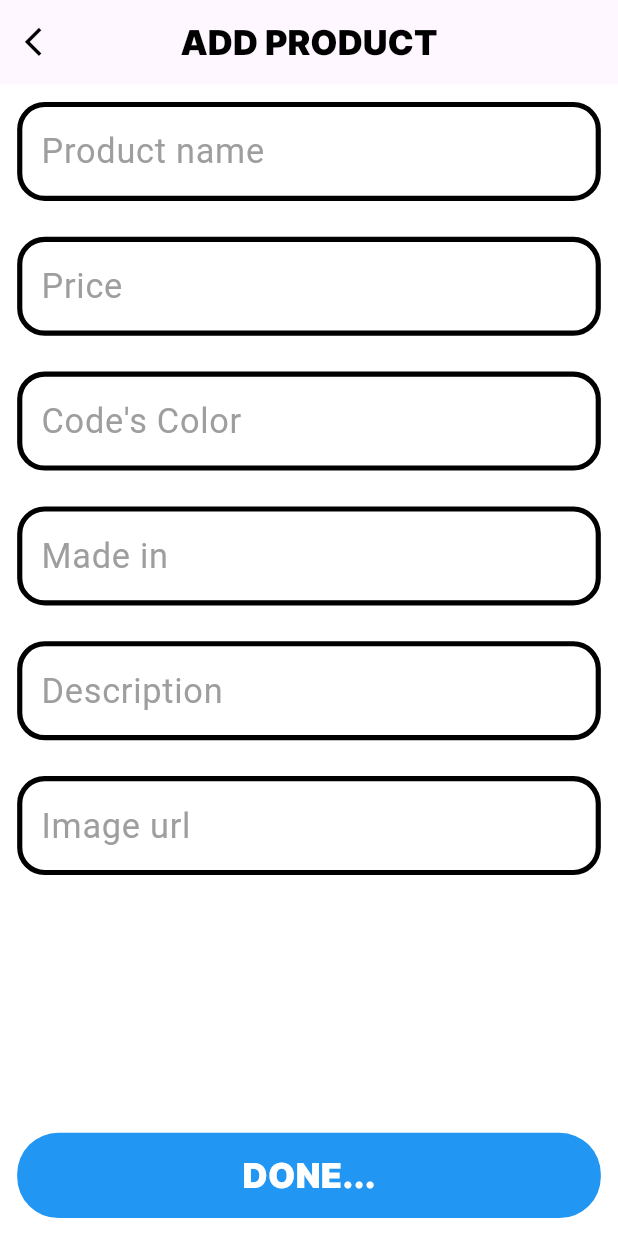
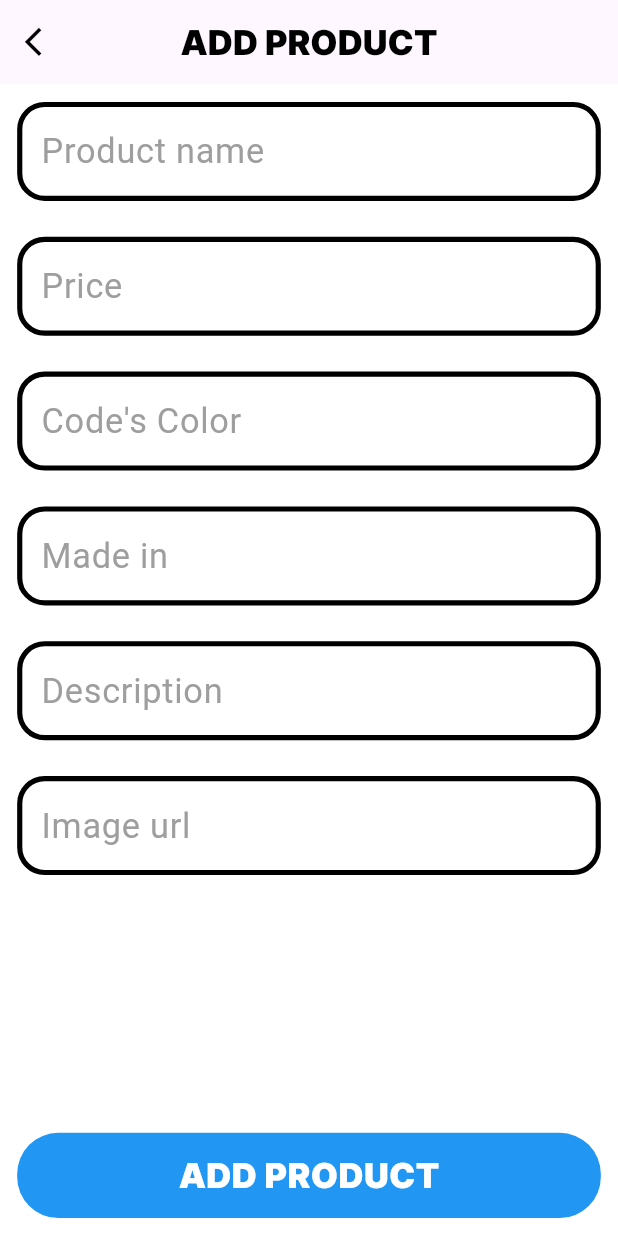
Before and after one commit to Yorq1nnur/najot_talim_nt, a Flutter app: the AddProductScreen screen opened directly with empty values, on a phone screen of 412 x 824 dp. Run offline on Flutter 3.47's test engine with Material 3 defaults, Android fonts, the phone set to English and light mode, and no system bars; drawn by our look-alikes of zoom_tap_animation; our stand-ins replace flutter_screenutil; network calls fail.

```diff
--- a/lib/screens/add_product_screen/add_product_screen.dart
+++ b/lib/screens/add_product_screen/add_product_screen.dart
@@ -9,8 +9,9 @@ import 'package:najot_talim_nt/utils/styles/app_text_style.dart';
 import 'package:zoom_tap_animation/zoom_tap_animation.dart';
 
 class AddProductScreen extends StatefulWidget {
-  const AddProductScreen({super.key, required this.productModel});
+  const AddProductScreen({super.key, required this.productModel, required this.onSet});
   final ProductModel productModel;
+  final VoidCallback onSet;
 
   @override
   State<AddProductScreen> createState() => _AddProductScreenState();
@@ -27,7 +28,7 @@ class _AddProductScreenState extends State<AddProductScreen> {
   @override
   Widget build(BuildContext context) {
     return AnnotatedRegion(
-      value: SystemUiOverlayStyle(
+      value: const SystemUiOverlayStyle(
         statusBarColor: AppColors.transparent,
       ),
       child: Scaffold(
@@ -152,10 +153,10 @@ class _AddProductScreenState extends State<AddProductScreen> {
                   );
 
                   await productRepo.addProduct(productModel);
-                  setState(() {});
                   Future.delayed(
                     const Duration(seconds: 1),
                         () {
+                          widget.onSet.call();
                       Navigator.pop(context);
                     },
                   );
@@ -174,7 +175,7 @@ class _AddProductScreenState extends State<AddProductScreen> {
                   ),
                   child: Center(
                     child: Text(
-                      "DONE...",
+                      "ADD PRODUCT",
                       style: AppTextStyle.interBold.copyWith(
                         color: AppColors.white,
                         fontSize: 20.sp,
```
Also changed, not shown: lib/screens/edit_screen/edit_screen.dart (+6 -10 lines), lib/screens/global_screen/global_screen.dart (+9 -2 lines).
